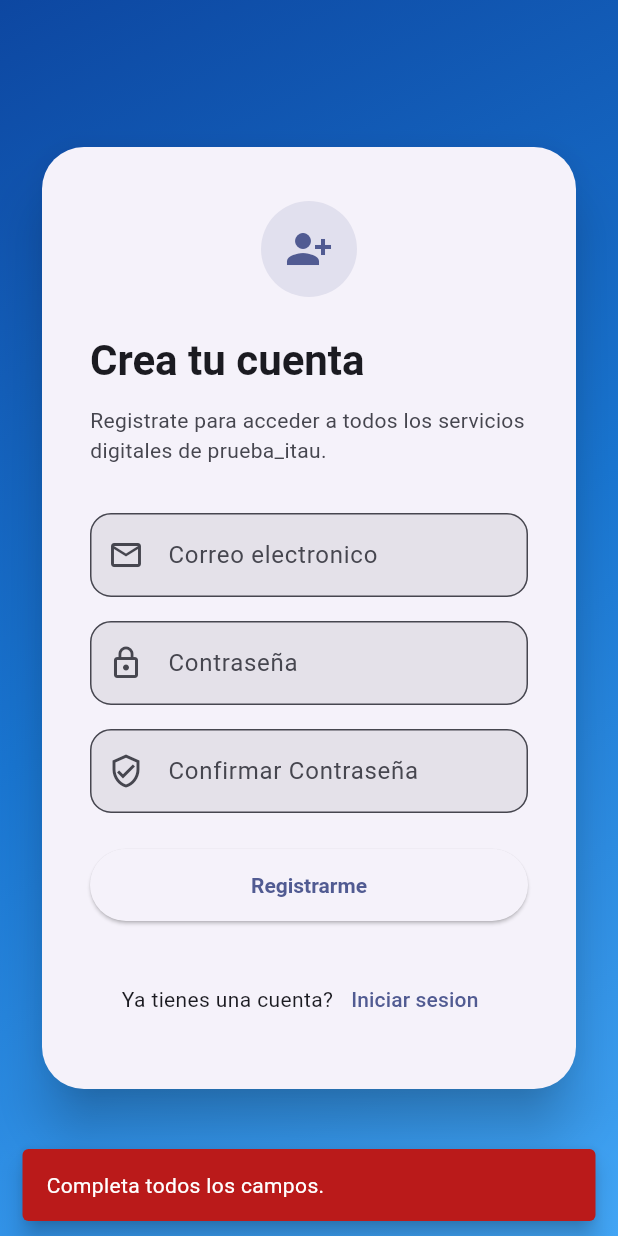
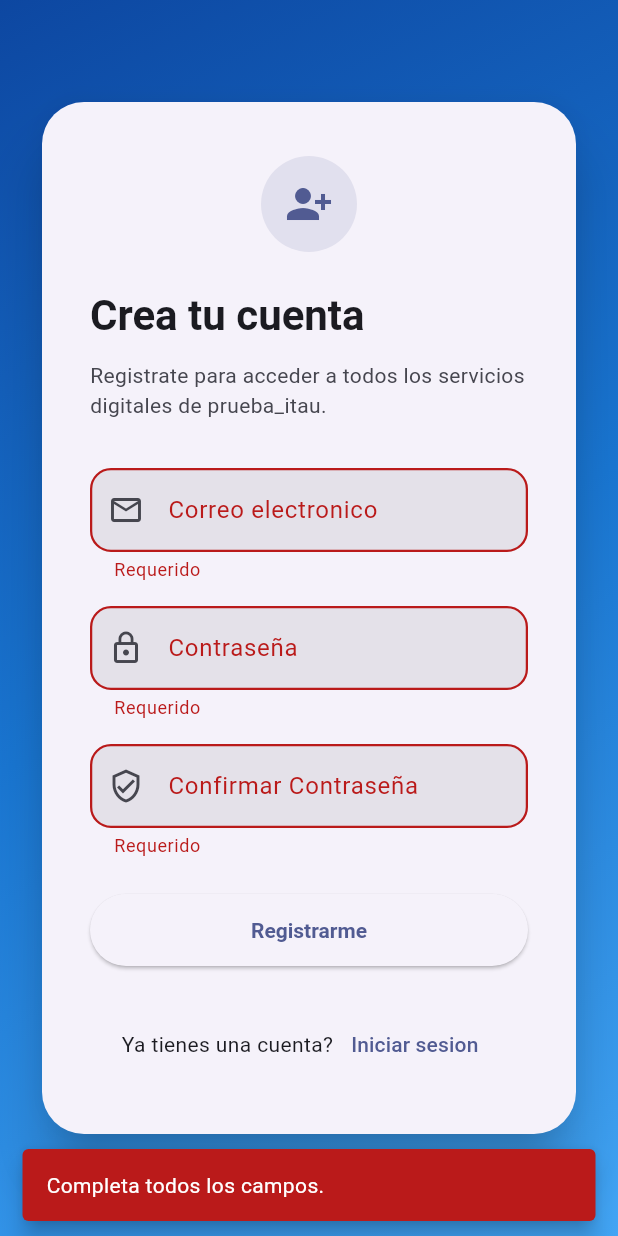
Before and after one commit to oscarortiz1/prueba_itau, a Flutter app: the screen it shows after launch, after a tap on "Crear cuenta", after a tap on "Registrarme", on a phone screen of 412 x 824 dp. Run offline on Flutter 3.47's test engine with Material 3 defaults, Android fonts, the phone set to English and light mode, and no system bars; our stand-ins replace equatable, flutter_bloc, get_it, go_router.

Commit message:
Enhance login and registration forms with error handling and improved UI elements

```diff
--- a/lib/src/features/auth/presentation/pages/login_page.dart
+++ b/lib/src/features/auth/presentation/pages/login_page.dart
@@ -67,15 +67,34 @@ class _EmailField extends StatelessWidget {
   @override
   Widget build(BuildContext context) {
     return BlocBuilder<LoginBloc, LoginState>(
-      buildWhen: (previous, current) => previous.email != current.email,
+      buildWhen: (previous, current) => previous.email != current.email || previous.status != current.status || previous.errorMessage != current.errorMessage,
       builder: (context, state) {
+        String? errorText;
+        if (state.status == LoginStatus.failure) {
+          if (state.email.isEmpty) {
+            errorText = 'Requerido';
+          } else if (state.errorMessage != null && state.errorMessage!.isNotEmpty) {
+            // show server/auth error on the field as well
+            errorText = state.errorMessage;
+          }
+        }
+
         return TextField(
           keyboardType: TextInputType.emailAddress,
-          decoration: const InputDecoration(
+          decoration: InputDecoration(
             labelText: 'Correo electronico',
-            prefixIcon: Icon(Icons.mail_outline),
+            prefixIcon: const Icon(Icons.mail_outline),
             filled: true,
-            border: OutlineInputBorder(borderRadius: BorderRadius.all(Radius.circular(14))),
+            errorText: errorText,
+            border: const OutlineInputBorder(borderRadius: BorderRadius.all(Radius.circular(14))),
+            focusedErrorBorder: OutlineInputBorder(
+              borderRadius: const BorderRadius.all(Radius.circular(14)),
+              borderSide: BorderSide(color: Theme.of(context).colorScheme.error, width: 2),
+            ),
+            errorBorder: OutlineInputBorder(
+              borderRadius: const BorderRadius.all(Radius.circular(14)),
+              borderSide: BorderSide(color: Theme.of(context).colorScheme.error, width: 1.5),
+            ),
           ),
           onChanged: (value) =>
               context.read<LoginBloc>().add(LoginEmailChanged(value.trim())),
@@ -91,15 +110,36 @@ class _PasswordField extends StatelessWidget {
   @override
   Widget build(BuildContext context) {
     return BlocBuilder<LoginBloc, LoginState>(
-      buildWhen: (previous, current) => previous.password != current.password,
+      buildWhen: (previous, current) => previous.password != current.password || previous.status != current.status || previous.errorMessage != current.errorMessage,
       builder: (context, state) {
+        String? errorText;
+        if (state.status == LoginStatus.failure) {
+          if (state.password.isEmpty) {
+            errorText = 'Requerido';
+          } else if (state.errorMessage != null && state.errorMessage!.isNotEmpty) {
+            // avoid duplicating message on both fields unless specific
+            if (state.errorMessage!.toLowerCase().contains('contrasena') || state.errorMessage!.toLowerCase().contains('credenciales')) {
+              errorText = state.errorMessage;
+            }
+          }
+        }
+
         return TextField(
           obscureText: true,
-          decoration: const InputDecoration(
+          decoration: InputDecoration(
             labelText: 'Contraseña',
-            prefixIcon: Icon(Icons.lock_outline),
+            prefixIcon: const Icon(Icons.lock_outline),
             filled: true,
-            border: OutlineInputBorder(borderRadius: BorderRadius.all(Radius.circular(14))),
+            errorText: errorText,
+            border: const OutlineInputBorder(borderRadius: BorderRadius.all(Radius.circular(14))),
+            focusedErrorBorder: OutlineInputBorder(
+              borderRadius: const BorderRadius.all(Radius.circular(14)),
+              borderSide: BorderSide(color: Theme.of(context).colorScheme.error, width: 2),
+            ),
+            errorBorder: OutlineInputBorder(
+              borderRadius: const BorderRadius.all(Radius.circular(14)),
+              borderSide: BorderSide(color: Theme.of(context).colorScheme.error, width: 1.5),
+            ),
           ),
           onChanged: (value) =>
               context.read<LoginBloc>().add(LoginPasswordChanged(value.trim())),
--- a/lib/src/features/auth/presentation/pages/registration_page.dart
+++ b/lib/src/features/auth/presentation/pages/registration_page.dart
@@ -15,10 +15,19 @@ class RegistrationPage extends StatelessWidget {
       listener: (context, state) {
         final theme = Theme.of(context);
         if (state.status == RegistrationStatus.success) {
+          final successBackground = Colors.green.shade600;
+          final successForeground = Colors.white;
           ScaffoldMessenger.of(context)
             ..hideCurrentSnackBar()
             ..showSnackBar(
-              const SnackBar(content: Text('Registro exitoso. Ahora puedes iniciar sesion.')),
+              SnackBar(
+                content: Text(
+                  'Registro exitoso. Ahora puedes iniciar sesion.',
+                  style: theme.textTheme.bodyMedium?.copyWith(color: successForeground),
+                ),
+                backgroundColor: successBackground,
+                behavior: SnackBarBehavior.floating,
+              ),
             );
           context.goNamed(AppRouteName.login);
         } else if (state.status == RegistrationStatus.failure && state.errorMessage != null) {
@@ -74,15 +83,33 @@ class _EmailField extends StatelessWidget {
   @override
   Widget build(BuildContext context) {
     return BlocBuilder<RegistrationBloc, RegistrationState>(
-      buildWhen: (previous, current) => previous.email != current.email,
+      buildWhen: (previous, current) => previous.email != current.email || previous.status != current.status || previous.errorMessage != current.errorMessage,
       builder: (context, state) {
+        String? errorText;
+        if (state.status == RegistrationStatus.failure) {
+          if (state.email.isEmpty) {
+            errorText = 'Requerido';
+          } else if (state.errorMessage != null && state.errorMessage!.isNotEmpty) {
+            errorText = state.errorMessage;
+          }
+        }
+
         return TextField(
           keyboardType: TextInputType.emailAddress,
-          decoration: const InputDecoration(
+          decoration: InputDecoration(
             labelText: 'Correo electronico',
-            prefixIcon: Icon(Icons.mail_outline),
+            prefixIcon: const Icon(Icons.mail_outline),
             filled: true,
-            border: OutlineInputBorder(borderRadius: BorderRadius.all(Radius.circular(14))),
+            errorText: errorText,
+            border: const OutlineInputBorder(borderRadius: BorderRadius.all(Radius.circular(14))),
+            focusedErrorBorder: OutlineInputBorder(
+              borderRadius: const BorderRadius.all(Radius.circular(14)),
+              borderSide: BorderSide(color: Theme.of(context).colorScheme.error, width: 2),
+            ),
+            errorBorder: OutlineInputBorder(
+              borderRadius: const BorderRadius.all(Radius.circular(14)),
+              borderSide: BorderSide(color: Theme.of(context).colorScheme.error, width: 1.5),
+            ),
           ),
           onChanged: (value) => context
               .read<RegistrationBloc>()
@@ -99,15 +126,35 @@ class _PasswordField extends StatelessWidget {
   @override
   Widget build(BuildContext context) {
     return BlocBuilder<RegistrationBloc, RegistrationState>(
-      buildWhen: (previous, current) => previous.password != current.password,
+      buildWhen: (previous, current) => previous.password != current.password || previous.status != current.status || previous.errorMessage != current.errorMessage,
       builder: (context, state) {
+        String? errorText;
+        if (state.status == RegistrationStatus.failure) {
+          if (state.password.isEmpty) {
+            errorText = 'Requerido';
+          } else if (state.errorMessage != null && state.errorMessage!.isNotEmpty) {
+            if (state.errorMessage!.toLowerCase().contains('contrasena')) {
+              errorText = state.errorMessage;
+            }
+          }
+        }
+
         return TextField(
           obscureText: true,
-          decoration: const InputDecoration(
+          decoration: InputDecoration(
             labelText: 'Contraseña',
-            prefixIcon: Icon(Icons.lock_outline),
+            prefixIcon: const Icon(Icons.lock_outline),
             filled: true,
-            border: OutlineInputBorder(borderRadius: BorderRadius.all(Radius.circular(14))),
+            errorText: errorText,
+            border: const OutlineInputBorder(borderRadius: BorderRadius.all(Radius.circular(14))),
+            focusedErrorBorder: OutlineInputBorder(
+              borderRadius: const BorderRadius.all(Radius.circular(14)),
+              borderSide: BorderSide(color: Theme.of(context).colorScheme.error, width: 2),
+            ),
+            errorBorder: OutlineInputBorder(
+              borderRadius: const BorderRadius.all(Radius.circular(14)),
+              borderSide: BorderSide(color: Theme.of(context).colorScheme.error, width: 1.5),
+            ),
           ),
           onChanged: (value) => context
               .read<RegistrationBloc>()
@@ -124,15 +171,33 @@ class _ConfirmPasswordField extends StatelessWidget {
   @override
   Widget build(BuildContext context) {
     return BlocBuilder<RegistrationBloc, RegistrationState>(
-      buildWhen: (previous, current) => previous.confirmPassword != current.confirmPassword,
+      buildWhen: (previous, current) => previous.confirmPassword != current.confirmPassword || previous.status != current.status || previous.errorMessage != current.errorMessage,
       builder: (context, state) {
+        String? errorText;
+        if (state.status == RegistrationStatus.failure) {
+          if (state.confirmPassword.isEmpty) {
+            errorText = 'Requerido';
+          } else if (state.password != state.confirmPassword) {
+            errorText = 'No coinciden';
+          }
+        }
+
         return TextField(
           obscureText: true,
-          decoration: const InputDecoration(
+          decoration: InputDecoration(
             labelText: 'Confirmar Contraseña',
-            prefixIcon: Icon(Icons.verified_user_outlined),
+            prefixIcon: const Icon(Icons.verified_user_outlined),
             filled: true,
-            border: OutlineInputBorder(borderRadius: BorderRadius.all(Radius.circular(14))),
+            errorText: errorText,
+            border: const OutlineInputBorder(borderRadius: BorderRadius.all(Radius.circular(14))),
+            focusedErrorBorder: OutlineInputBorder(
+              borderRadius: const BorderRadius.all(Radius.circular(14)),
+              borderSide: BorderSide(color: Theme.of(context).colorScheme.error, width: 2),
+            ),
+            errorBorder: OutlineInputBorder(
+              borderRadius: const BorderRadius.all(Radius.circular(14)),
+              borderSide: BorderSide(color: Theme.of(context).colorScheme.error, width: 1.5),
+            ),
           ),
           onChanged: (value) => context
               .read<RegistrationBloc>()
--- a/lib/src/features/home/presentation/pages/home_page.dart
+++ b/lib/src/features/home/presentation/pages/home_page.dart
@@ -70,7 +70,7 @@ class _HeroSection extends StatelessWidget {
       crossAxisAlignment: CrossAxisAlignment.start,
       children: [
         Text(
-          'Hola, bienvenido a prueba_itau',
+          'Hola, bienvenido a Prueba itau',
           style: theme.textTheme.headlineMedium?.copyWith(
             fontWeight: FontWeight.w700,
             color: theme.colorScheme.primary,
@@ -200,11 +200,12 @@ class _ShortcutGrid extends StatelessWidget {
   final screenWidth = MediaQuery.of(context).size.width;
   final isMedium = screenWidth >= 720;
   final crossAxisCount = isWide ? 4 : (isMedium ? 2 : 1);
+  // Ajuste de aspect ratio para evitar overflow vertical en tarjetas
   final aspectRatio = isWide
-        ? 1.2
+    ? 1.15
     : (isMedium
-            ? 1.8
-            : 3.4);
+      ? 1.45
+      : 2.1);
 
     return GridView.builder(
       shrinkWrap: true,
@@ -240,35 +241,39 @@ class _ShortcutTile extends StatelessWidget {
       shape: RoundedRectangleBorder(borderRadius: BorderRadius.circular(24)),
       elevation: 4,
       child: Padding(
-        padding: const EdgeInsets.all(24),
+        padding: const EdgeInsets.symmetric(horizontal: 20, vertical: 18),
         child: Column(
           crossAxisAlignment: CrossAxisAlignment.start,
-          mainAxisAlignment: MainAxisAlignment.spaceBetween,
+          children: [
+            Row(
               children: [
                 CircleAvatar(
-              radius: 28,
+                  radius: 24,
                   backgroundColor: theme.colorScheme.primary.withValues(alpha: 0.12),
-              child: Icon(icon, color: theme.colorScheme.primary, size: 28),
+                  child: Icon(icon, color: theme.colorScheme.primary, size: 24),
                 ),
-            const SizedBox(height: 18),
+                const Spacer(),
+                IconButton(
+                  onPressed: () {},
+                  icon: const Icon(Icons.arrow_forward_rounded),
+                  color: theme.colorScheme.primary,
+                ),
+              ],
+            ),
+            const SizedBox(height: 16),
             Text(
               title,
               style: theme.textTheme.titleMedium?.copyWith(fontWeight: FontWeight.w600),
             ),
             const SizedBox(height: 8),
-            Text(
+            Flexible(
+              child: Text(
                 subtitle,
                 style: theme.textTheme.bodyMedium?.copyWith(
                   color: theme.colorScheme.onSurfaceVariant,
                 ),
-            ),
-            const Spacer(),
-            Align(
-              alignment: Alignment.bottomRight,
-              child: IconButton(
-                onPressed: () {},
-                icon: const Icon(Icons.arrow_forward_rounded),
-                color: theme.colorScheme.primary,
+                maxLines: 3,
+                overflow: TextOverflow.ellipsis,
               ),
             ),
           ],
```
Lines whose indentation alone changed are shown as unchanged.
